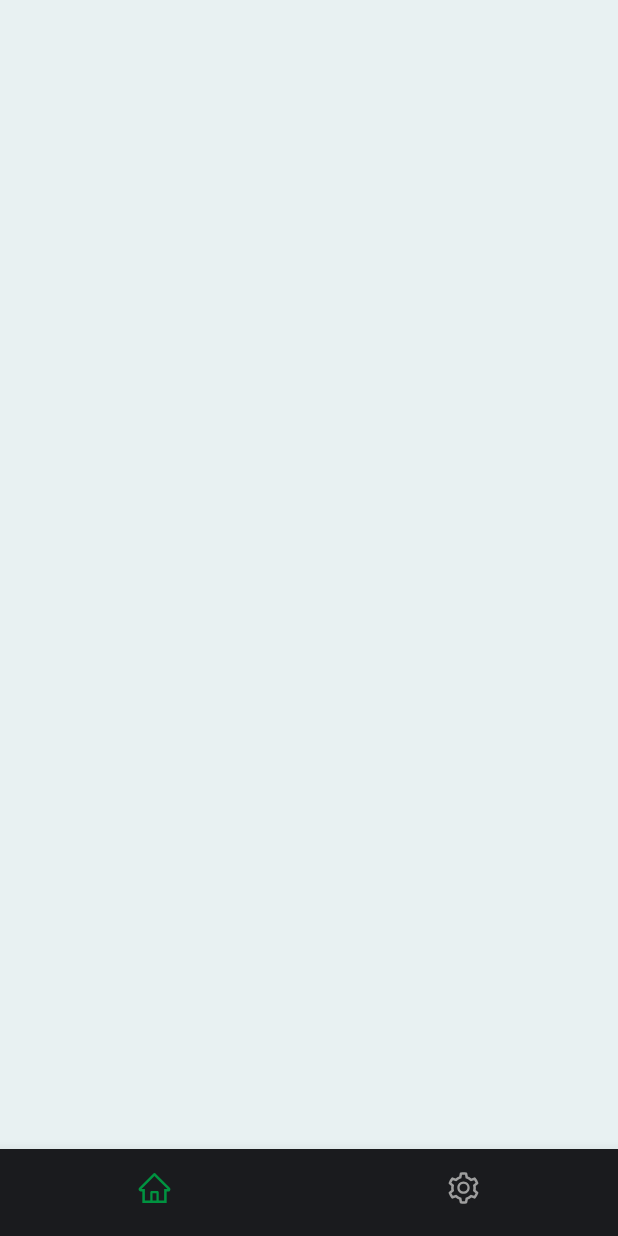
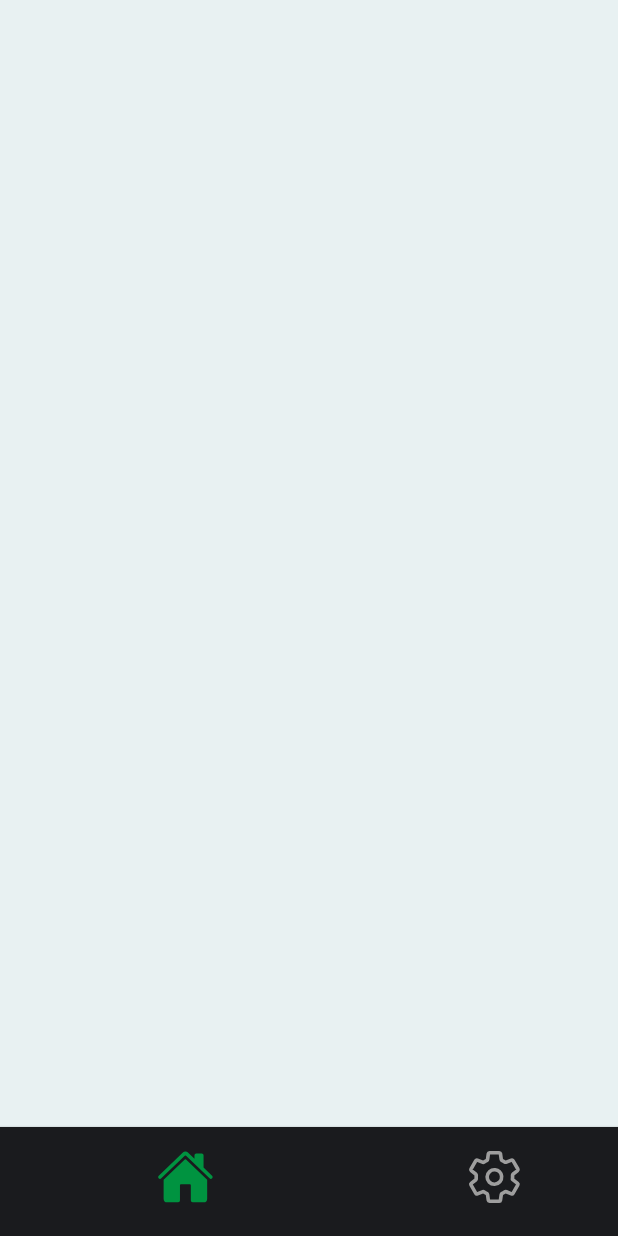
Before and after one commit to renatorv/teste, a Flutter app: the screen it shows after launch, on a phone screen of 412 x 824 dp. Run offline on Flutter 3.47's test engine with Material 3 defaults, Android fonts, the phone set to English and light mode, and no system bars; our stand-ins replace flutter_screenutil, flutter_vector_icons, get; Roboto replaces fonts that are missing (Sarpanch).

Commit message:
Alterados icones da Navigationbar

```diff
--- a/lib/app/core/ui/temas.dart
+++ b/lib/app/core/ui/temas.dart
@@ -10,6 +10,7 @@ class Temas {
   Temas._();
     // Tema Light
   static final lightTheme = ThemeData.light().copyWith(
+    splashColor: Colors.transparent,
     scaffoldBackgroundColor: kBackgroundLight,
     textTheme: ThemeData.light().textTheme.apply(
           fontFamily: 'Sarpanch',
@@ -23,6 +24,7 @@ class Temas {
 
   // Tema Dark
   static final darkTheme = ThemeData.dark().copyWith(
+    splashColor: Colors.transparent,
     scaffoldBackgroundColor: kBackgroundDark,
     textTheme: ThemeData.light().textTheme.apply(
           fontFamily: 'Sarpanch',
--- a/lib/app/entrypoint.dart
+++ b/lib/app/entrypoint.dart
@@ -3,9 +3,9 @@ import 'package:flutter_vector_icons/flutter_vector_icons.dart';
 import 'package:get/get.dart';
 import 'package:teste/app/core/ui/temas.dart';
 import 'package:teste/app/modules/entrypoint/settings/settings_page.dart';
-import 'package:teste/app/modules/entrypoint_controller.dart';
 
-// import 'core/utils/responsive.dart';
+import 'core/utils/responsive.dart';
+import 'entrypoint_controller.dart';
 import 'modules/entrypoint/home/home_page.dart';
 
 class MainScreen extends StatelessWidget {
@@ -18,7 +18,7 @@ class MainScreen extends StatelessWidget {
 
   @override
   Widget build(BuildContext context) {
-    // Responsive responsive = Responsive(context);
+    Responsive responsive = Responsive(context);
     final controller = Get.put(EntrypointController());
     return Obx(
       () => Scaffold(
@@ -38,12 +38,14 @@ class MainScreen extends StatelessWidget {
         // ),
         body: Stack(
           children: [
-           pageList[controller.tabIndex],
+            pageList[controller.tabIndex],
             Align(
               alignment: Alignment.bottomCenter,
               child: Theme(
                 data: Theme.of(context).copyWith(canvasColor: kDark),
                 child: BottomNavigationBar(
+                  type: BottomNavigationBarType.shifting,
+                  elevation: 2,
                   showSelectedLabels: false,
                   showUnselectedLabels: false,
                   unselectedIconTheme: const IconThemeData(color: Colors.grey),
@@ -53,15 +55,18 @@ class MainScreen extends StatelessWidget {
                     controller.setTabIndex = value;
                   },
                   currentIndex: controller.tabIndex,
-                  items: const [
+                  items: [
                     BottomNavigationBarItem(
-                      icon: Icon(AntDesign.home),
-                      //icon: controller.tabIndex == 0 ? const Icon(AntDesign.appstore1) : const Icon(AntDesign.appstore_o),
+                      icon: controller.tabIndex == 0
+                          ? Icon(Ionicons.home, size: responsive.dp(4.2))
+                          : Icon(Ionicons.home_outline, size: responsive.dp(4.2)),
                       label: 'Home',
                     ),
                     BottomNavigationBarItem(
-                      icon: Icon(AntDesign.setting),
-                      label: 'Configurações',
+                      icon: controller.tabIndex == 0
+                          ? Icon(Ionicons.settings_outline, size: responsive.dp(4.2))
+                          : Icon(Ionicons.settings, size: responsive.dp(4.2)),
+                      label: 'Setting',
                     ),
                   ],
                 ),
```
Also changed, not shown: lib/app/entrypoint_controller.dart (renamed from lib/app/modules/entrypoint_controller.dart).
